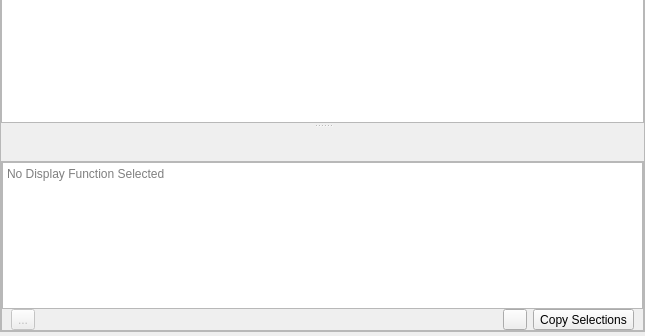
First picture: the form in src/pyphoplacecellanalysis/GUI/Qt/MainApplicationWindows/LauncherWidget/LauncherWidget.ui, repository CommanderPho/pyPhoPlaceCellAnalysis, before the edit; both pictures show x 0 to 645 and y 380 to 716 of the 645 by 716 pixel window.
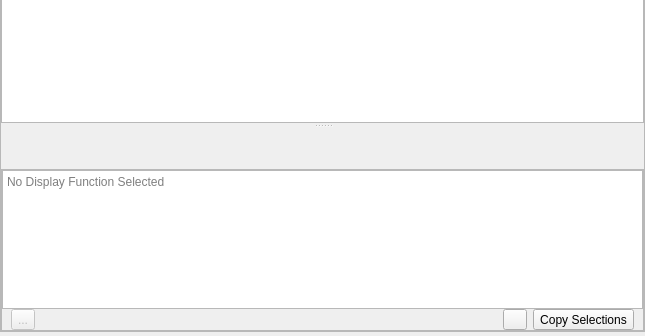
Second picture: the form after the edit. Icons and pictures are not drawn. Custom widgets are drawn as their Qt base class.

Commit message: refinements for LauncherWidget

What changed in the file:
```diff
--- a/src/pyphoplacecellanalysis/GUI/Qt/MainApplicationWindows/LauncherWidget/LauncherWidget.ui
+++ b/src/pyphoplacecellanalysis/GUI/Qt/MainApplicationWindows/LauncherWidget/LauncherWidget.ui
@@ -268,9 +268,9 @@
          </property>
          <layout class="QVBoxLayout" name="verticalLayout">
           <item>
-           <widget class="QFrame" name="displayContextSelectorFrameContainer">
+           <widget class="IdentifyingContextSelectorWidget" name="displayContextSelectorWidget" native="true">
             <property name="sizePolicy">
-             <sizepolicy hsizetype="Preferred" vsizetype="Preferred">
+             <sizepolicy hsizetype="Preferred" vsizetype="Minimum">
               <horstretch>1</horstretch>
               <verstretch>0</verstretch>
              </sizepolicy>
@@ -278,7 +278,7 @@
             <property name="minimumSize">
              <size>
               <width>0</width>
-              <height>24</height>
+              <height>32</height>
              </size>
             </property>
             <property name="baseSize">
@@ -308,6 +308,12 @@
           </item>
           <item>
            <widget class="QFrame" name="frame">
+            <property name="sizePolicy">
+             <sizepolicy hsizetype="Preferred" vsizetype="Preferred">
+              <horstretch>1</horstretch>
+              <verstretch>1</verstretch>
+             </sizepolicy>
+            </property>
             <property name="frameShape">
              <enum>QFrame::StyledPanel</enum>
             </property>
@@ -465,6 +471,14 @@
    </property>
   </action>
  </widget>
+ <customwidgets>
+  <customwidget>
+   <class>IdentifyingContextSelectorWidget</class>
+   <extends>QWidget</extends>
+   <header location="global">pyphoplacecellanalysis.GUI.Qt.Widgets.IdentifyingContextSelector.IdentifyingContextSelectorWidget</header>
+   <container>1</container>
+  </customwidget>
+ </customwidgets>
  <resources>
   <include location="../../../../Resources/GuiResources.qrc"/>
   <include location="../../../../Resources/ActionIcons.qrc"/>
```
Left out of the diff: 2 changed lines with no effect on the pictures. The commit also changes 4 other files.
